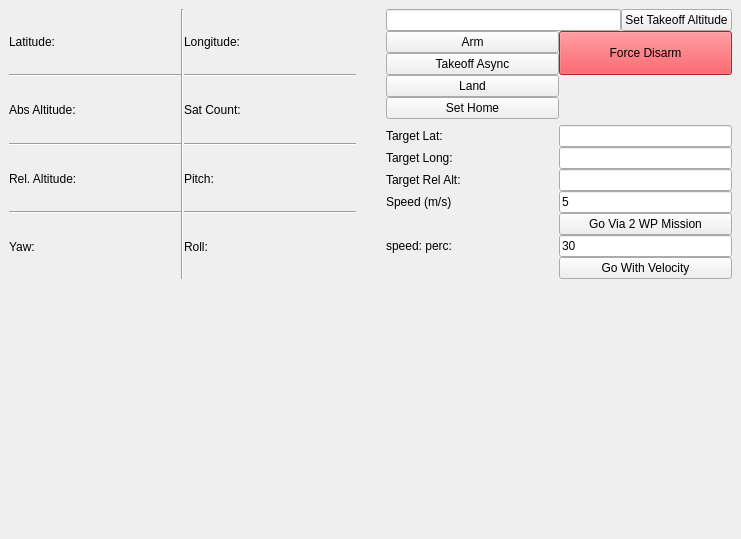
The window that flightqplanner-main/flightqplanner-main/mainwindow.ui (huzeyfezc1001-gif/FlightQPlanner) describes before a commit, drawn with Qt 5.
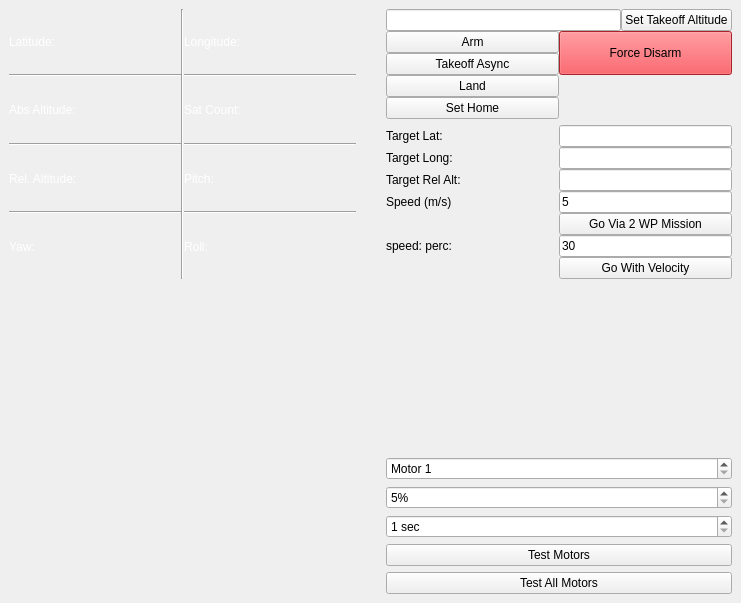
The same window after the commit.

Commit message:
feat: add motor testing and update MAVSDK
- Added functionality to test motors individually and all together
- Applied necessary fixes on libraries
- Migrated headers for the new MAVSDK 4.0.0 release

The edit to the form file:
```diff
--- a/flightqplanner-main/flightqplanner-main/mainwindow.ui
+++ b/flightqplanner-main/flightqplanner-main/mainwindow.ui
@@ -7,7 +7,7 @@
     <x>0</x>
     <y>0</y>
     <width>741</width>
-    <height>539</height>
+    <height>603</height>
    </rect>
   </property>
   <property name="windowTitle">
@@ -18,67 +18,38 @@
     <property name="horizontalSpacing">
      <number>30</number>
     </property>
-    <item row="0" column="1">
-     <layout class="QGridLayout" name="gridLayout_2">
-      <item row="2" column="0">
-       <widget class="QPushButton" name="armPushButton">
-        <property name="text">
-         <string>Arm</string>
-        </property>
-       </widget>
-      </item>
-      <item row="1" column="0" colspan="2">
-       <layout class="QHBoxLayout" name="horizontalLayout">
-        <item>
-         <widget class="QLineEdit" name="takeoffAltLineEdit"/>
-        </item>
-        <item>
-         <widget class="QPushButton" name="setTOAltPushButton">
-          <property name="text">
-           <string>Set Takeoff Altitude</string>
-          </property>
-         </widget>
-        </item>
-       </layout>
-      </item>
-      <item row="4" column="0">
-       <widget class="QPushButton" name="landPushButton">
-        <property name="text">
-         <string>Land</string>
-        </property>
-       </widget>
-      </item>
-      <item row="3" column="0">
-       <widget class="QPushButton" name="takeoffPushButton">
-        <property name="text">
-         <string>Takeoff Async</string>
-        </property>
-       </widget>
-      </item>
-      <item row="5" column="0">
-       <widget class="QPushButton" name="setHomePushButton">
-        <property name="text">
-         <string>Set Home</string>
-        </property>
-       </widget>
-      </item>
-      <item row="2" column="1" rowspan="2">
-       <widget class="QPushButton" name="forceDisarmPushButton">
-        <property name="sizePolicy">
-         <sizepolicy hsizetype="Minimum" vsizetype="MinimumExpanding">
-          <horstretch>0</horstretch>
-          <verstretch>0</verstretch>
-         </sizepolicy>
-        </property>
-        <property name="styleSheet">
-         <string notr="true">background-color: rgb(237, 51, 59);</string>
-        </property>
-        <property name="text">
-         <string>Force Disarm</string>
-        </property>
-       </widget>
-      </item>
-     </layout>
+    <item row="9" column="1">
+     <widget class="QSpinBox" name="timeoutSpinBox">
+      <property name="suffix">
+       <string> sec</string>
+      </property>
+      <property name="minimum">
+       <number>1</number>
+      </property>
+      <property name="maximum">
+       <number>5</number>
+      </property>
+     </widget>
+    </item>
+    <item row="10" column="1">
+     <widget class="QPushButton" name="testMotorButton">
+      <property name="text">
+       <string>Test Motors</string>
+      </property>
+     </widget>
+    </item>
+    <item row="5" column="1">
+     <widget class="QSpinBox" name="throttleSpinBox">
+      <property name="suffix">
+       <string>%</string>
+      </property>
+      <property name="minimum">
+       <number>5</number>
+      </property>
+      <property name="maximum">
+       <number>100</number>
+      </property>
+     </widget>
     </item>
     <item row="1" column="1">
      <layout class="QGridLayout" name="gridLayout_4">
@@ -202,7 +173,196 @@
       </item>
      </layout>
     </item>
-    <item row="2" column="0">
+    <item row="0" column="1">
+     <layout class="QGridLayout" name="gridLayout_2">
+      <item row="2" column="0">
+       <widget class="QPushButton" name="armPushButton">
+        <property name="text">
+         <string>Arm</string>
+        </property>
+       </widget>
+      </item>
+      <item row="1" column="0" colspan="2">
+       <layout class="QHBoxLayout" name="horizontalLayout">
+        <item>
+         <widget class="QLineEdit" name="takeoffAltLineEdit"/>
+        </item>
+        <item>
+         <widget class="QPushButton" name="setTOAltPushButton">
+          <property name="text">
+           <string>Set Takeoff Altitude</string>
+          </property>
+         </widget>
+        </item>
+       </layout>
+      </item>
+      <item row="4" column="0">
+       <widget class="QPushButton" name="landPushButton">
+        <property name="text">
+         <string>Land</string>
+        </property>
+       </widget>
+      </item>
+      <item row="3" column="0">
+       <widget class="QPushButton" name="takeoffPushButton">
+        <property name="text">
+         <string>Takeoff Async</string>
+        </property>
+       </widget>
+      </item>
+      <item row="5" column="0">
+       <widget class="QPushButton" name="setHomePushButton">
+        <property name="text">
+         <string>Set Home</string>
+        </property>
+       </widget>
+      </item>
+      <item row="2" column="1" rowspan="2">
+       <widget class="QPushButton" name="forceDisarmPushButton">
+        <property name="sizePolicy">
+         <sizepolicy hsizetype="Minimum" vsizetype="MinimumExpanding">
+          <horstretch>0</horstretch>
+          <verstretch>0</verstretch>
+         </sizepolicy>
+        </property>
+        <property name="palette">
+         <palette>
+          <active>
+           <colorrole role="WindowText">
+            <brush brushstyle="SolidPattern">
+             <color alpha="217">
+              <red>255</red>
+              <green>255</green>
+              <blue>255</blue>
+             </color>
+            </brush>
+           </colorrole>
+           <colorrole role="Button">
+            <brush brushstyle="SolidPattern">
+             <color alpha="255">
+              <red>255</red>
+              <green>0</green>
+              <blue>14</blue>
+             </color>
+            </brush>
+           </colorrole>
+           <colorrole role="Text">
+            <brush brushstyle="SolidPattern">
+             <color alpha="217">
+              <red>0</red>
+              <green>0</green>
+              <blue>0</blue>
+             </color>
+            </brush>
+           </colorrole>
+           <colorrole role="Base">
+            <brush brushstyle="SolidPattern">
+             <color alpha="255">
+              <red>255</red>
+              <green>0</green>
+              <blue>11</blue>
+             </color>
+            </brush>
+           </colorrole>
+           <colorrole role="Window">
+            <brush brushstyle="SolidPattern">
+             <color alpha="255">
+              <red>255</red>
+              <green>0</green>
+              <blue>14</blue>
+             </color>
+            </brush>
+           </colorrole>
+          </active>
+          <inactive>
+           <colorrole role="WindowText">
+            <brush brushstyle="SolidPattern">
+             <color alpha="217">
+              <red>255</red>
+              <green>255</green>
+              <blue>255</blue>
+             </color>
+            </brush>
+           </colorrole>
+           <colorrole role="Button">
+            <brush brushstyle="SolidPattern">
+             <color alpha="255">
+              <red>255</red>
+              <green>0</green>
+              <blue>14</blue>
+             </color>
+            </brush>
+           </colorrole>
+           <colorrole role="Text">
+            <brush brushstyle="SolidPattern">
+             <color alpha="217">
+              <red>0</red>
+              <green>0</green>
+              <blue>0</blue>
+             </color>
+            </brush>
+           </colorrole>
+           <colorrole role="Base">
+            <brush brushstyle="SolidPattern">
+             <color alpha="255">
+              <red>255</red>
+              <green>0</green>
+              <blue>11</blue>
+             </color>
+            </brush>
+           </colorrole>
+           <colorrole role="Window">
+            <brush brushstyle="SolidPattern">
+             <color alpha="255">
+              <red>255</red>
+              <green>0</green>
+              <blue>14</blue>
+             </color>
+            </brush>
+           </colorrole>
+          </inactive>
+          <disabled>
+           <colorrole role="Button">
+            <brush brushstyle="SolidPattern">
+             <color alpha="255">
+              <red>255</red>
+              <green>0</green>
+              <blue>14</blue>
+             </color>
+            </brush>
+           </colorrole>
+           <colorrole role="Base">
+            <brush brushstyle="SolidPattern">
+             <color alpha="255">
+              <red>255</red>
+              <green>0</green>
+              <blue>14</blue>
+             </color>
+            </brush>
+           </colorrole>
+           <colorrole role="Window">
+            <brush brushstyle="SolidPattern">
+             <color alpha="255">
+              <red>255</red>
+              <green>0</green>
+              <blue>14</blue>
+             </color>
+            </brush>
+           </colorrole>
+          </disabled>
+         </palette>
+        </property>
+        <property name="styleSheet">
+         <string notr="true">background-color: rgb(237, 51, 59);</string>
+        </property>
+        <property name="text">
+         <string>Force Disarm</string>
+        </property>
+       </widget>
+      </item>
+     </layout>
+    </item>
+    <item row="3" column="0">
      <spacer name="verticalSpacer">
       <property name="orientation">
        <enum>Qt::Orientation::Vertical</enum>
@@ -219,6 +379,9 @@
      <layout class="QGridLayout" name="gridLayout">
       <item row="6" column="5">
        <widget class="QLabel" name="label_9">
+        <property name="styleSheet">
+         <string notr="true">color: rgb(255, 255, 255);</string>
+        </property>
         <property name="text">
          <string>Roll:</string>
         </property>
@@ -226,6 +389,9 @@
       </item>
       <item row="4" column="1">
        <widget class="QLabel" name="label_5">
+        <property name="styleSheet">
+         <string notr="true">color: rgb(255, 255, 255);</string>
+        </property>
         <property name="text">
          <string>Rel. Altitude:</string>
         </property>
@@ -233,6 +399,9 @@
       </item>
       <item row="4" column="5">
        <widget class="QLabel" name="label_10">
+        <property name="styleSheet">
+         <string notr="true">color: rgb(255, 255, 255);</string>
+        </property>
         <property name="text">
          <string>Pitch:</string>
         </property>
@@ -247,6 +416,9 @@
       </item>
       <item row="0" column="1">
        <widget class="QLabel" name="label_2">
+        <property name="styleSheet">
+         <string notr="true">color: rgb(255, 255, 255);</string>
+        </property>
         <property name="text">
          <string>Latitude:</string>
         </property>
@@ -254,6 +426,9 @@
       </item>
       <item row="2" column="5">
        <widget class="QLabel" name="label_4">
+        <property name="styleSheet">
+         <string notr="true">color: rgb(255, 255, 255);</string>
+        </property>
         <property name="text">
          <string>Sat Count:</string>
         </property>
@@ -275,6 +450,9 @@
       </item>
       <item row="2" column="1">
        <widget class="QLabel" name="label_3">
+        <property name="styleSheet">
+         <string notr="true">color: rgb(255, 255, 255);</string>
+        </property>
         <property name="text">
          <string>Abs Altitude:</string>
         </property>
@@ -282,6 +460,478 @@
       </item>
       <item row="0" column="5">
        <widget class="QLabel" name="label">
+        <property name="palette">
+         <palette>
+          <active>
+           <colorrole role="WindowText">
+            <brush brushstyle="SolidPattern">
+             <color alpha="255">
+              <red>255</red>
+              <green>255</green>
+              <blue>255</blue>
+             </color>
+            </brush>
+           </colorrole>
+           <colorrole role="Button">
+            <brush brushstyle="SolidPattern">
+             <color alpha="255">
+              <red>0</red>
+              <green>0</green>
+              <blue>0</blue>
+             </color>
+            </brush>
+           </colorrole>
+           <colorrole role="Light">
+            <brush brushstyle="SolidPattern">
+             <color alpha="255">
+              <red>255</red>
+              <green>255</green>
+              <blue>255</blue>
+             </color>
+            </brush>
+           </colorrole>
+           <colorrole role="Midlight">
+            <brush brushstyle="SolidPattern">
+             <color alpha="255">
+              <red>199</red>
+              <green>199</green>
+              <blue>199</blue>
+             </color>
+            </brush>
+           </colorrole>
+           <colorrole role="Dark">
+            <brush brushstyle="SolidPattern">
+             <color alpha="255">
+              <red>255</red>
+              <green>255</green>
+              <blue>255</blue>
+             </color>
+            </brush>
+           </colorrole>
+           <colorrole role="Mid">
+            <brush brushstyle="SolidPattern">
+             <color alpha="255">
+              <red>255</red>
+              <green>255</green>
+              <blue>255</blue>
+             </color>
+            </brush>
+           </colorrole>
+           <colorrole role="Text">
+            <brush brushstyle="SolidPattern">
+             <color alpha="255">
+              <red>255</red>
+              <green>255</green>
+              <blue>255</blue>
+             </color>
+            </brush>
+           </colorrole>
+           <colorrole role="BrightText">
+            <brush brushstyle="SolidPattern">
+             <color alpha="255">
+              <red>255</red>
+              <green>255</green>
+              <blue>255</blue>
+             </color>
+            </brush>
+           </colorrole>
+           <colorrole role="ButtonText">
+            <brush brushstyle="SolidPattern">
+             <color alpha="255">
+              <red>255</red>
+              <green>255</green>
+              <blue>255</blue>
+             </color>
+            </brush>
+           </colorrole>
+           <colorrole role="Base">
+            <brush brushstyle="SolidPattern">
+             <color alpha="255">
+              <red>0</red>
+              <green>0</green>
+              <blue>0</blue>
+             </color>
+            </brush>
+           </colorrole>
+           <colorrole role="Window">
+            <brush brushstyle="SolidPattern">
+             <color alpha="255">
+              <red>80</red>
+              <green>81</green>
+              <blue>81</blue>
+             </color>
+            </brush>
+           </colorrole>
+           <colorrole role="Shadow">
+            <brush brushstyle="SolidPattern">
+             <color alpha="255">
+              <red>0</red>
+              <green>0</green>
+              <blue>0</blue>
+             </color>
+            </brush>
+           </colorrole>
+           <colorrole role="AlternateBase">
+            <brush brushstyle="SolidPattern">
+             <color alpha="255">
+              <red>22</red>
+              <green>22</green>
+              <blue>22</blue>
+             </color>
+            </brush>
+           </colorrole>
+           <colorrole role="ToolTipBase">
+            <brush brushstyle="SolidPattern">
+             <color alpha="255">
+              <red>255</red>
+              <green>255</green>
+              <blue>220</blue>
+             </color>
+            </brush>
+           </colorrole>
+           <colorrole role="ToolTipText">
+            <brush brushstyle="SolidPattern">
+             <color alpha="255">
+              <red>0</red>
+              <green>0</green>
+              <blue>0</blue>
+             </color>
+            </brush>
+           </colorrole>
+           <colorrole role="PlaceholderText">
+            <brush brushstyle="SolidPattern">
+             <color alpha="128">
+              <red>255</red>
+              <green>255</green>
+              <blue>255</blue>
+             </color>
+            </brush>
+           </colorrole>
+           <colorrole role="Accent">
+            <brush brushstyle="SolidPattern">
+             <color alpha="255">
+              <red>0</red>
+              <green>0</green>
+              <blue>0</blue>
+             </color>
+            </brush>
+           </colorrole>
+          </active>
+          <inactive>
+           <colorrole role="WindowText">
+            <brush brushstyle="SolidPattern">
+             <color alpha="255">
+              <red>255</red>
+              <green>255</green>
+              <blue>255</blue>
+             </color>
+            </brush>
+           </colorrole>
+           <colorrole role="Button">
+            <brush brushstyle="SolidPattern">
+             <color alpha="255">
+              <red>0</red>
+              <green>0</green>
+              <blue>0</blue>
+             </color>
+            </brush>
+           </colorrole>
+           <colorrole role="Light">
+            <brush brushstyle="SolidPattern">
+             <color alpha="255">
+              <red>255</red>
+              <green>255</green>
+              <blue>255</blue>
+             </color>
+            </brush>
+           </colorrole>
+           <colorrole role="Midlight">
+            <brush brushstyle="SolidPattern">
+             <color alpha="255">
+              <red>199</red>
+              <green>199</green>
+              <blue>199</blue>
+             </color>
+            </brush>
+           </colorrole>
+           <colorrole role="Dark">
+            <brush brushstyle="SolidPattern">
+             <color alpha="255">
+              <red>255</red>
+              <green>255</green>
+              <blue>255</blue>
+             </color>
+            </brush>
+           </colorrole>
+           <colorrole role="Mid">
+            <brush brushstyle="SolidPattern">
+             <color alpha="255">
+              <red>255</red>
+              <green>255</green>
+              <blue>255</blue>
+             </color>
+            </brush>
+           </colorrole>
+           <colorrole role="Text">
+            <brush brushstyle="SolidPattern">
+             <color alpha="255">
+              <red>255</red>
+              <green>255</green>
+              <blue>255</blue>
+             </color>
+            </brush>
+           </colorrole>
+           <colorrole role="BrightText">
+            <brush brushstyle="SolidPattern">
+             <color alpha="255">
+              <red>255</red>
+              <green>255</green>
+              <blue>255</blue>
+             </color>
+            </brush>
+           </colorrole>
+           <colorrole role="ButtonText">
+            <brush brushstyle="SolidPattern">
+             <color alpha="255">
+              <red>255</red>
+              <green>255</green>
+              <blue>255</blue>
+             </color>
+            </brush>
+           </colorrole>
+           <colorrole role="Base">
+            <brush brushstyle="SolidPattern">
+             <color alpha="255">
+              <red>0</red>
+              <green>0</green>
+              <blue>0</blue>
+             </color>
+            </brush>
+           </colorrole>
+           <colorrole role="Window">
+            <brush brushstyle="SolidPattern">
+             <color alpha="255">
+              <red>80</red>
+              <green>81</green>
+              <blue>81</blue>
+             </color>
+            </brush>
+           </colorrole>
+           <colorrole role="Shadow">
+            <brush brushstyle="SolidPattern">
+             <color alpha="255">
+              <red>0</red>
+              <green>0</green>
+              <blue>0</blue>
+             </color>
+            </brush>
+           </colorrole>
+           <colorrole role="AlternateBase">
+            <brush brushstyle="SolidPattern">
+             <color alpha="255">
+              <red>22</red>
+              <green>22</green>
+              <blue>22</blue>
+             </color>
+            </brush>
+           </colorrole>
+           <colorrole role="ToolTipBase">
+            <brush brushstyle="SolidPattern">
+             <color alpha="255">
+              <red>255</red>
+              <green>255</green>
+              <blue>220</blue>
+             </color>
+            </brush>
+           </colorrole>
+           <colorrole role="ToolTipText">
+            <brush brushstyle="SolidPattern">
+             <color alpha="255">
+              <red>0</red>
+              <green>0</green>
+              <blue>0</blue>
+             </color>
+            </brush>
+           </colorrole>
+           <colorrole role="PlaceholderText">
+            <brush brushstyle="SolidPattern">
+             <color alpha="128">
+              <red>255</red>
+              <green>255</green>
+              <blue>255</blue>
+             </color>
+            </brush>
+           </colorrole>
+           <colorrole role="Accent">
+            <brush brushstyle="SolidPattern">
+             <color alpha="255">
+              <red>0</red>
+              <green>0</green>
+              <blue>0</blue>
+             </color>
+            </brush>
+           </colorrole>
+          </inactive>
+          <disabled>
+           <colorrole role="WindowText">
+            <brush brushstyle="SolidPattern">
+             <color alpha="255">
+              <red>255</red>
+              <green>255</green>
+              <blue>255</blue>
+             </color>
+            </brush>
+           </colorrole>
+           <colorrole role="Button">
+            <brush brushstyle="SolidPattern">
+             <color alpha="255">
+              <red>0</red>
+              <green>0</green>
+              <blue>0</blue>
+             </color>
+            </brush>
+           </colorrole>
+           <colorrole role="Light">
+            <brush brushstyle="SolidPattern">
+             <color alpha="255">
+              <red>255</red>
+              <green>255</green>
+              <blue>255</blue>
+             </color>
+            </brush>
+           </colorrole>
+           <colorrole role="Midlight">
+            <brush brushstyle="SolidPattern">
+             <color alpha="255">
+              <red>199</red>
+              <green>199</green>
+              <blue>199</blue>
+             </color>
+            </brush>
+           </colorrole>
+           <colorrole role="Dark">
+            <brush brushstyle="SolidPattern">
+             <color alpha="255">
+              <red>255</red>
+              <green>255</green>
+              <blue>255</blue>
+             </color>
+            </brush>
+           </colorrole>
+           <colorrole role="Mid">
+            <brush brushstyle="SolidPattern">
+             <color alpha="255">
+              <red>255</red>
+              <green>255</green>
+              <blue>255</blue>
+             </color>
+            </brush>
+           </colorrole>
+           <colorrole role="Text">
+            <brush brushstyle="SolidPattern">
+             <color alpha="255">
+              <red>255</red>
+              <green>255</green>
+              <blue>255</blue>
+             </color>
+            </brush>
+           </colorrole>
+           <colorrole role="BrightText">
+            <brush brushstyle="SolidPattern">
+             <color alpha="255">
+              <red>255</red>
+              <green>255</green>
+              <blue>255</blue>
+             </color>
+            </brush>
+           </colorrole>
+           <colorrole role="ButtonText">
+            <brush brushstyle="SolidPattern">
+             <color alpha="255">
+              <red>255</red>
+              <green>255</green>
+              <blue>255</blue>
+             </color>
+            </brush>
+           </colorrole>
+           <colorrole role="Base">
+            <brush brushstyle="SolidPattern">
+             <color alpha="255">
+              <red>80</red>
+              <green>81</green>
+              <blue>81</blue>
+             </color>
+            </brush>
+           </colorrole>
+           <colorrole role="Window">
+            <brush brushstyle="SolidPattern">
+             <color alpha="255">
+              <red>80</red>
+              <green>81</green>
+              <blue>81</blue>
+             </color>
+            </brush>
+           </colorrole>
+           <colorrole role="Shadow">
+            <brush brushstyle="SolidPattern">
+             <color alpha="255">
+              <red>0</red>
+              <green>0</green>
+              <blue>0</blue>
+             </color>
+            </brush>
+           </colorrole>
+           <colorrole role="AlternateBase">
+            <brush brushstyle="SolidPattern">
+             <color alpha="255">
+              <red>44</red>
+              <green>44</green>
+              <blue>44</blue>
+             </color>
+            </brush>
+           </colorrole>
+           <colorrole role="ToolTipBase">
+            <brush brushstyle="SolidPattern">
+             <color alpha="255">
+              <red>255</red>
+              <green>255</green>
+              <blue>220</blue>
+             </color>
+            </brush>
+           </colorrole>
+           <colorrole role="ToolTipText">
+            <brush brushstyle="SolidPattern">
+             <color alpha="255">
+              <red>0</red>
+              <green>0</green>
+              <blue>0</blue>
+             </color>
+            </brush>
+           </colorrole>
+           <colorrole role="PlaceholderText">
+            <brush brushstyle="SolidPattern">
+             <color alpha="128">
+              <red>255</red>
+              <green>255</green>
+              <blue>255</blue>
+             </color>
+            </brush>
+           </colorrole>
+           <colorrole role="Accent">
+            <brush brushstyle="SolidPattern">
+             <color alpha="255">
+              <red>31</red>
+              <green>31</green>
+              <blue>31</blue>
+             </color>
+            </brush>
+           </colorrole>
+          </disabled>
+         </palette>
+        </property>
+        <property name="styleSheet">
+         <string notr="true">color: rgb(255, 255, 255);</string>
+        </property>
         <property name="text">
          <string>Longitude:</string>
         </property>
@@ -303,6 +953,9 @@
       </item>
       <item row="6" column="1">
        <widget class="QLabel" name="label_11">
+        <property name="styleSheet">
+         <string notr="true">color: rgb(255, 255, 255);</string>
+        </property>
         <property name="text">
          <string>Yaw:</string>
         </property>
@@ -380,6 +1033,26 @@
       </item>
      </layout>
     </item>
+    <item row="4" column="1">
+     <widget class="QSpinBox" name="motorIndexSpinBox">
+      <property name="prefix">
+       <string>Motor </string>
+      </property>
+      <property name="minimum">
+       <number>1</number>
+      </property>
+      <property name="maximum">
+       <number>4</number>
+      </property>
+     </widget>
+    </item>
+    <item row="11" column="1">
+     <widget class="QPushButton" name="testAllMotorsButton">
+      <property name="text">
+       <string>Test All Motors</string>
+      </property>
+     </widget>
+    </item>
    </layout>
   </widget>
  </widget>
```
Left out of the diff: 1994 changed lines with no effect on the pictures. The commit also changes 24 other files.
